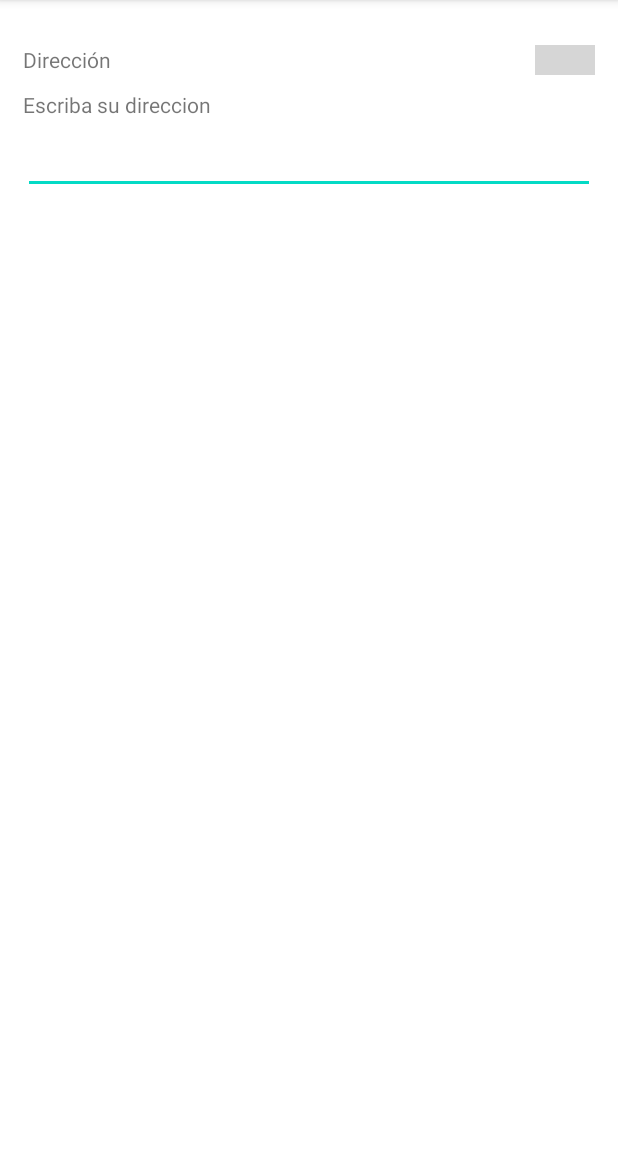
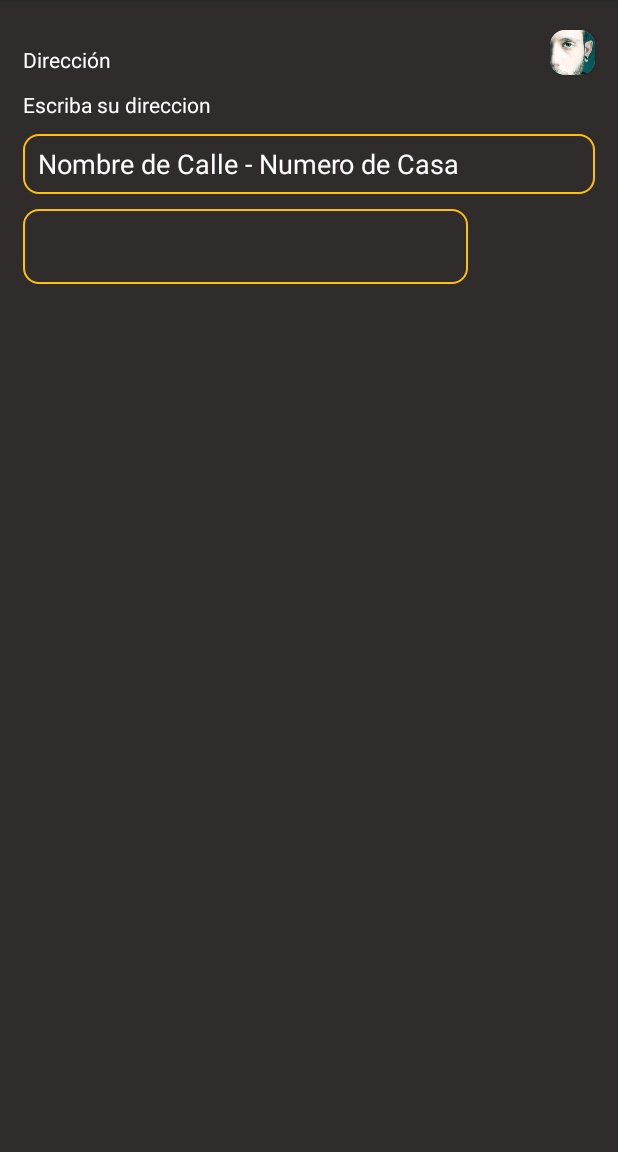
Before and after one commit to dylanjitt/pedidosHermanosAndroid, an Android app: the Direccion_Pago screen opened directly, with no data from a screen before it, on a phone screen of 412 x 824 dp, the part 84-1236 px from its top. Run offline under Robolectric (Android 15) with nearby library versions, the phone set to English and light mode, and no system bars; grey boxes are pictures that could not be loaded.

Commit message:
making the upper section prettier

```diff
--- /dev/null
+++ b/app/src/main/res/drawable/borde.xml
@@ -0,0 +1,18 @@
+<?xml version="1.0" encoding="utf-8"?>
+<shape xmlns:android="http://schemas.android.com/apk/res/android"
+    android:shape="rectangle"
+    >
+    <corners
+        android:radius="10dp"
+        />
+    <stroke
+        android:width="1dp"
+        android:color="#FFC107"
+        />
+    <padding
+        android:left="2dp"
+        android:top="2dp"
+        android:right="2dp"
+        android:bottom="2dp"
+        />
+</shape>
--- a/app/src/main/res/layout/activity_direccion_pago.xml
+++ b/app/src/main/res/layout/activity_direccion_pago.xml
@@ -6,7 +6,9 @@
     xmlns:tools="http://schemas.android.com/tools"
     android:layout_width="match_parent"
     android:layout_height="match_parent"
-    tools:context=".Direccion_Pago">
+    tools:context=".Direccion_Pago"
+    android:background="#302C2C"
+    >
 
 <!--    alto de la pantalla es 730dp-->
 
@@ -18,29 +20,41 @@
         android:orientation="vertical"
         android:id="@+id/Direccion"
     >
+
         <androidx.constraintlayout.widget.ConstraintLayout
             android:layout_width="match_parent"
-            android:layout_height="50dp"
-        >
+            android:layout_height="50dp">
+
             <TextView
                 android:layout_width="wrap_content"
                 android:layout_height="wrap_content"
+                android:layout_marginStart="15dp"
+                android:layout_marginTop="30dp"
+                android:text="Dirección"
+                android:textColor="@color/white"
+                app:layout_constraintLeft_toLeftOf="parent"
                 app:layout_constraintTop_toTopOf="parent"
-                app:layout_constraintLeft_toLeftOf="parent"
-                android:text="Dirección"
-                android:layout_marginTop="30dp"
-                android:layout_marginStart="15dp"
                 />
 
-            <ImageView
-                android:layout_width="40dp"
-                android:layout_height="20dp"
+            <androidx.cardview.widget.CardView
+                android:layout_width="30dp"
+                android:layout_height="30dp"
+                android:layout_marginTop="20dp"
+                android:layout_marginEnd="15dp"
+                app:layout_constraintRight_toRightOf="parent"
                 app:layout_constraintTop_toTopOf="parent"
-                app:layout_constraintRight_toRightOf="parent"
-                android:layout_marginTop="30dp"
-                android:layout_marginEnd="15dp"
-                android:src="@drawable/pexels_imagen"
-                />
+                app:cardCornerRadius="10dp"
+                >
+
+                <ImageView
+                    android:layout_width="wrap_content"
+                    android:layout_height="wrap_content"
+                    android:src="@drawable/pexels_daniel_sperindeo"
+                    app:layout_constraintRight_toRightOf="parent"
+                    app:layout_constraintTop_toTopOf="parent"
+                    />
+
+            </androidx.cardview.widget.CardView>
 
         </androidx.constraintlayout.widget.ConstraintLayout>
 
@@ -51,6 +65,7 @@
             android:layout_marginStart="15dp"
             android:text="Escriba su direccion"
             android:id="@+id/OrdenDireccion"
+            android:textColor="@color/white"
         />
 
         <EditText
@@ -59,7 +74,12 @@
             android:layout_marginTop="10dp"
             android:layout_marginStart="15dp"
             android:layout_marginEnd="15dp"
+            android:paddingLeft="10dp"
+            android:paddingRight="10dp"
             android:id="@+id/IntroduccionDatos"
+            android:background="@drawable/borde"
+            android:hint="Nombre de Calle - Numero de Casa  "
+            android:textColorHint="@color/white"
         />
 
         <androidx.constraintlayout.widget.ConstraintLayout
@@ -67,7 +87,17 @@
             android:layout_height="match_parent"
             android:layout_marginTop="10dp"
         >
+            <View
+                android:layout_width="match_parent"
+                android:layout_height="50dp"
+                android:layout_marginStart="15dp"
+                android:layout_marginEnd="100dp"
+                app:layout_constraintLeft_toLeftOf="parent"
+                app:layout_constraintTop_toTopOf="parent"
+                android:background="@drawable/borde"
+                >
 
+            </View>
         </androidx.constraintlayout.widget.ConstraintLayout>
 
 <!--        <ListView-->
```
Also changed, not shown: app/src/main/res/drawable/pexels_daniel_sperindeo.jpg (added), 1 other file.
